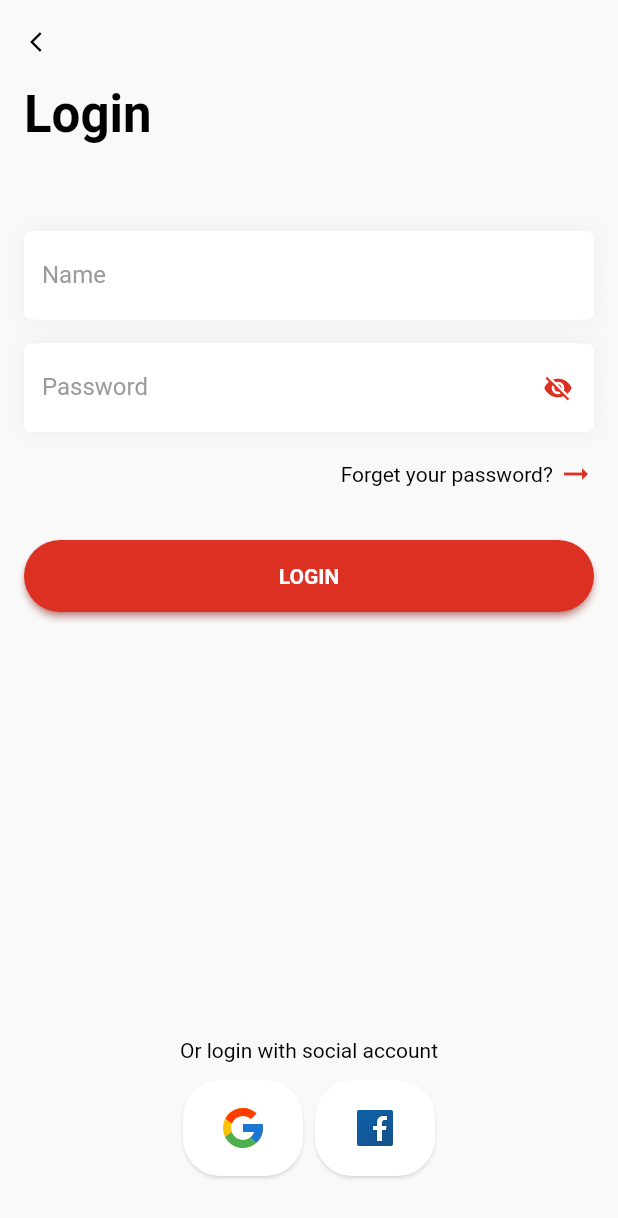
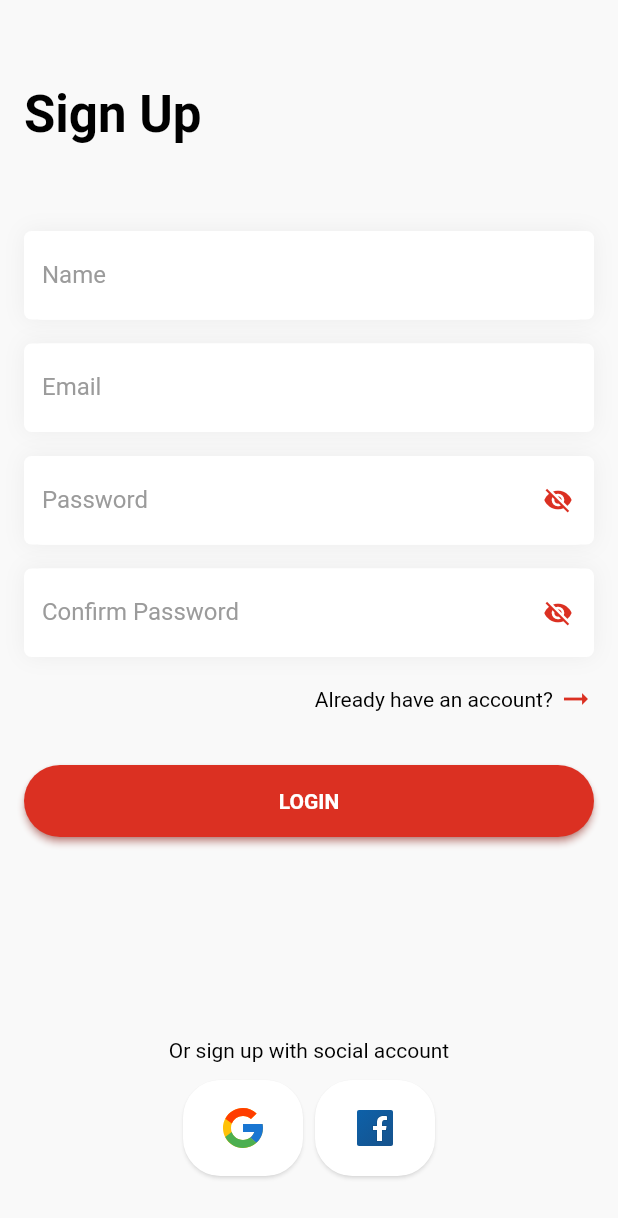
Before and after one commit to WeiJie22/drone4u-app, a Flutter app: the screen it shows after launch, on a phone screen of 412 x 824 dp. Shown: the top 1218 px of the screen. Run offline on Flutter 3.47's test engine with Material 2 defaults, Android fonts, the phone set to English and light mode, and no system bars; our stand-ins replace flutter_svg.

Commit message:
init app routing

```diff
--- /dev/null
+++ b/lib/constant/routes.dart
@@ -0,0 +1,15 @@
+import 'package:drone4u/screens/d4uForgotPassPage.dart';
+import 'package:drone4u/screens/d4uLoginScreen.dart';
+import 'package:drone4u/screens/d4uSignUpPage.dart';
+
+class RouteName {
+  static const signUp = '/signUp';
+  static const loginPage = '/login';
+  static const forgetPass = '/forgetPass';
+}
+
+d4uRoutes(context) => {
+      RouteName.signUp: (context) => D4uSignUpPage(),
+      RouteName.loginPage: (context) => D4uLoginScreen(),
+      RouteName.forgetPass: (context) => D4uForgotPassPage(),
+    };
--- a/lib/main.dart
+++ b/lib/main.dart
@@ -1,4 +1,5 @@
 import 'package:drone4u/components/d4uScaffold.dart';
+import 'package:drone4u/constant/routes.dart';
 import 'package:drone4u/screens/d4uLoginScreen.dart';
 import 'package:drone4u/screens/d4uNavigationBar.dart';
 import 'package:drone4u/screens/d4uSignUpPage.dart';
@@ -16,7 +17,9 @@ class MyApp extends StatelessWidget {
   Widget build(BuildContext context) {
     return MaterialApp(
       debugShowCheckedModeBanner: false,
-      home: D4uLoginScreen(),
+      routes: d4uRoutes(context),
+      initialRoute: '/signup',
+      home: D4uSignUpPage(),
     );
   }
 }
--- a/lib/screens/d4uLoginScreen.dart
+++ b/lib/screens/d4uLoginScreen.dart
@@ -1,5 +1,6 @@
 import 'package:drone4u/components/d4uLoginSubText.dart';
 import 'package:drone4u/constant/constant.dart';
+import 'package:drone4u/constant/routes.dart';
 import 'package:drone4u/screens/d4uForgotPassPage.dart';
 import 'package:flutter/material.dart';
 import '../components/d4uIndex.dart';
@@ -52,8 +53,7 @@ class _D4uLoginScreenState extends State<D4uLoginScreen> {
           D4uLoginSubText(
             text: 'Forget your password? ',
             onPressed: () => {
-              Navigator.of(context).push(
-                  MaterialPageRoute(builder: (context) => D4uForgotPassPage()))
+              Navigator.pushNamed(context, RouteName.forgetPass),
             },
           ),
           D4uSingleButton(
--- a/lib/screens/d4uSignUpPage.dart
+++ b/lib/screens/d4uSignUpPage.dart
@@ -1,5 +1,6 @@
 import 'package:drone4u/components/d4uLoginSubText.dart';
 import 'package:drone4u/constant/constant.dart';
+import 'package:drone4u/constant/routes.dart';
 import 'package:drone4u/screens/d4uLoginScreen.dart';
 import 'package:flutter/material.dart';
 import '../components/d4uIndex.dart';
@@ -71,8 +72,7 @@ class _D4uSignUpPageState extends State<D4uSignUpPage> {
           D4uLoginSubText(
             text: 'Already have an account? ',
             onPressed: () => {
-              Navigator.of(context).push(
-                  MaterialPageRoute(builder: (context) => D4uLoginScreen()))
+              Navigator.pushNamed(context, RouteName.loginPage),
             },
           ),
           D4uSingleButton(
```
